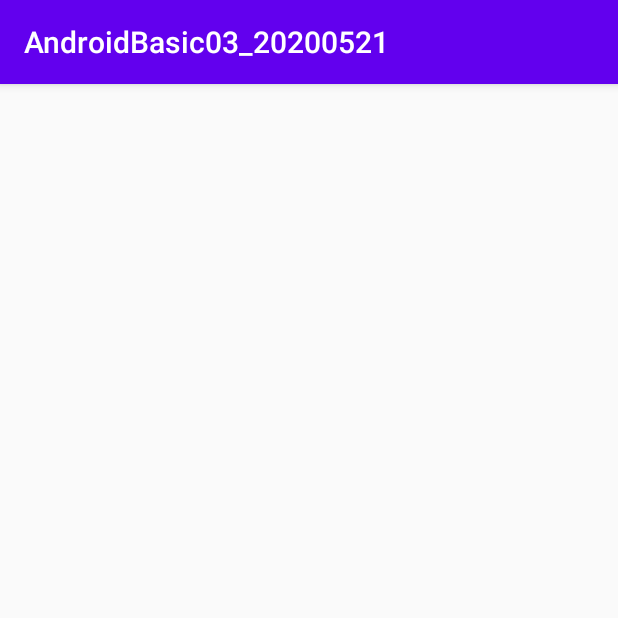
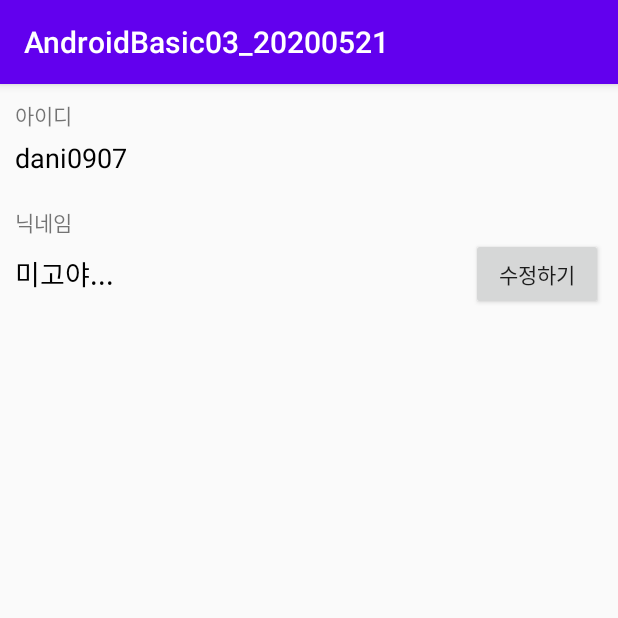
Before and after one commit to dani0907/AndroidBasic03_20200521, an Android app: the screen it shows after launch (MainActivity), on a phone screen of 412 x 824 dp, the top half of it. Run offline under Robolectric (Android 15) with nearby library versions, the phone set to English and light mode, and no system bars.

Commit message:
프로필 화면 초안 작성중

```diff
--- a/app/src/main/res/layout/activity_main.xml
+++ b/app/src/main/res/layout/activity_main.xml
@@ -5,7 +5,45 @@
     android:layout_width="match_parent"
     android:layout_height="match_parent"
     android:orientation="vertical"
-    tools:context=".MainActivity">
+    tools:context=".MainActivity"
+    android:padding="10dp">
 
+    <TextView
+        android:layout_width="wrap_content"
+        android:layout_height="wrap_content"
+        android:text="아이디"/>
+    <TextView
+        android:layout_width="wrap_content"
+        android:layout_height="wrap_content"
+        android:layout_marginTop="5dp"
+        android:textSize="18sp"
+        android:textColor="#000000"
+        android:text="dani0907"/>
+
+    <TextView
+        android:layout_width="wrap_content"
+        android:layout_height="wrap_content"
+        android:layout_marginTop="20dp"
+        android:text="닉네임"/>
+    <LinearLayout
+        android:layout_width="match_parent"
+        android:layout_height="wrap_content"
+        android:orientation="horizontal"
+        android:gravity="center_vertical">
+        <TextView
+            android:layout_width="wrap_content"
+            android:layout_height="wrap_content"
+            android:textSize="18sp"
+            android:textColor="#000000"
+            android:text="미고야..."/>
+        <TextView
+            android:layout_width="0dp"
+            android:layout_height="wrap_content"
+            android:layout_weight="1"/>
+        <Button
+            android:layout_width="wrap_content"
+            android:layout_height="wrap_content"
+            android:text="수정하기"/>
+    </LinearLayout>
 
 </LinearLayout>
```
